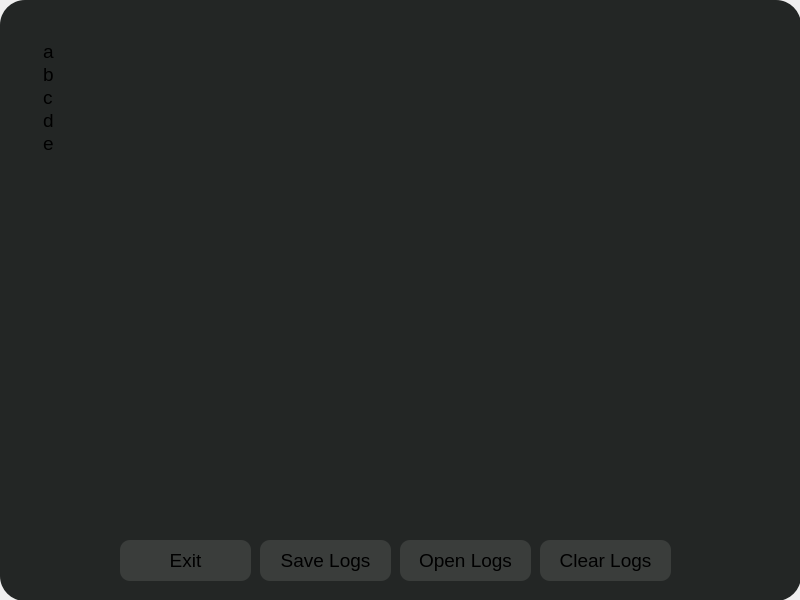
AlexDalas/autodrawer, file AutoDrawer v2/AutoDrawer/consolewindow.ui: the form before one commit.
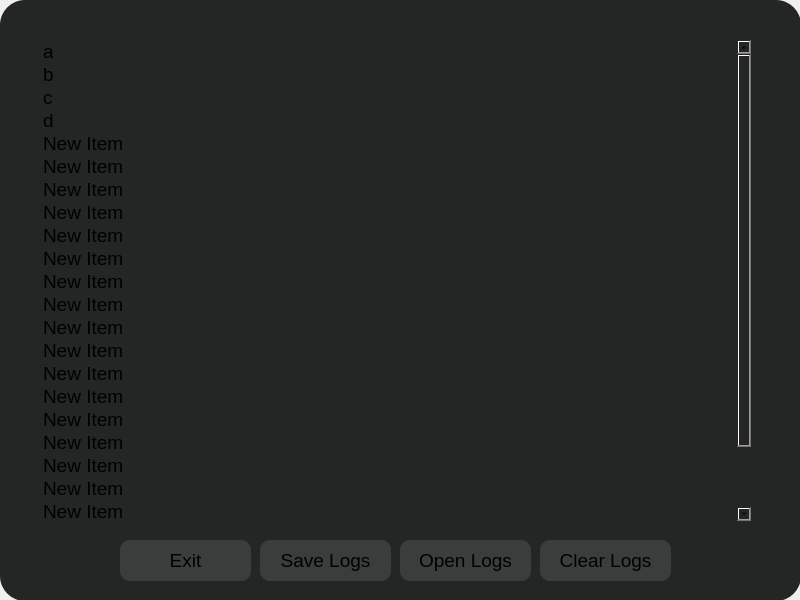
The form after the commit.

What changed in the file:
```diff
--- a/AutoDrawer v2/AutoDrawer/consolewindow.ui
+++ b/AutoDrawer v2/AutoDrawer/consolewindow.ui
@@ -187,6 +187,96 @@
        <string>d</string>
       </property>
      </item>
+     <item>
+      <property name="text">
+       <string>New Item</string>
+      </property>
+     </item>
+     <item>
+      <property name="text">
+       <string>New Item</string>
+      </property>
+     </item>
+     <item>
+      <property name="text">
+       <string>New Item</string>
+      </property>
+     </item>
+     <item>
+      <property name="text">
+       <string>New Item</string>
+      </property>
+     </item>
+     <item>
+      <property name="text">
+       <string>New Item</string>
+      </property>
+     </item>
+     <item>
+      <property name="text">
+       <string>New Item</string>
+      </property>
+     </item>
+     <item>
+      <property name="text">
+       <string>New Item</string>
+      </property>
+     </item>
+     <item>
+      <property name="text">
+       <string>New Item</string>
+      </property>
+     </item>
+     <item>
+      <property name="text">
+       <string>New Item</string>
+      </property>
+     </item>
+     <item>
+      <property name="text">
+       <string>New Item</string>
+      </property>
+     </item>
+     <item>
+      <property name="text">
+       <string>New Item</string>
+      </property>
+     </item>
+     <item>
+      <property name="text">
+       <string>New Item</string>
+      </property>
+     </item>
+     <item>
+      <property name="text">
+       <string>New Item</string>
+      </property>
+     </item>
+     <item>
+      <property name="text">
+       <string>New Item</string>
+      </property>
+     </item>
+     <item>
+      <property name="text">
+       <string>New Item</string>
+      </property>
+     </item>
+     <item>
+      <property name="text">
+       <string>New Item</string>
+      </property>
+     </item>
+     <item>
+      <property name="text">
+       <string>New Item</string>
+      </property>
+     </item>
+     <item>
+      <property name="text">
+       <string>New Item</string>
+      </property>
+     </item>
      <item>
       <property name="text">
        <string>e</string>
```
